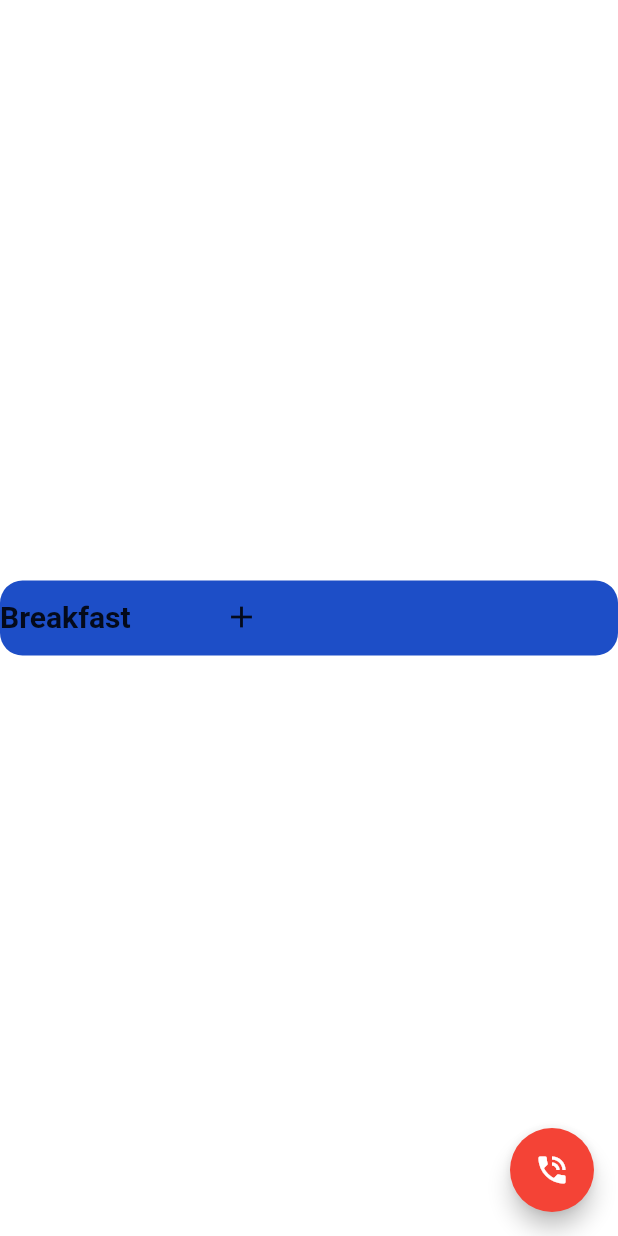
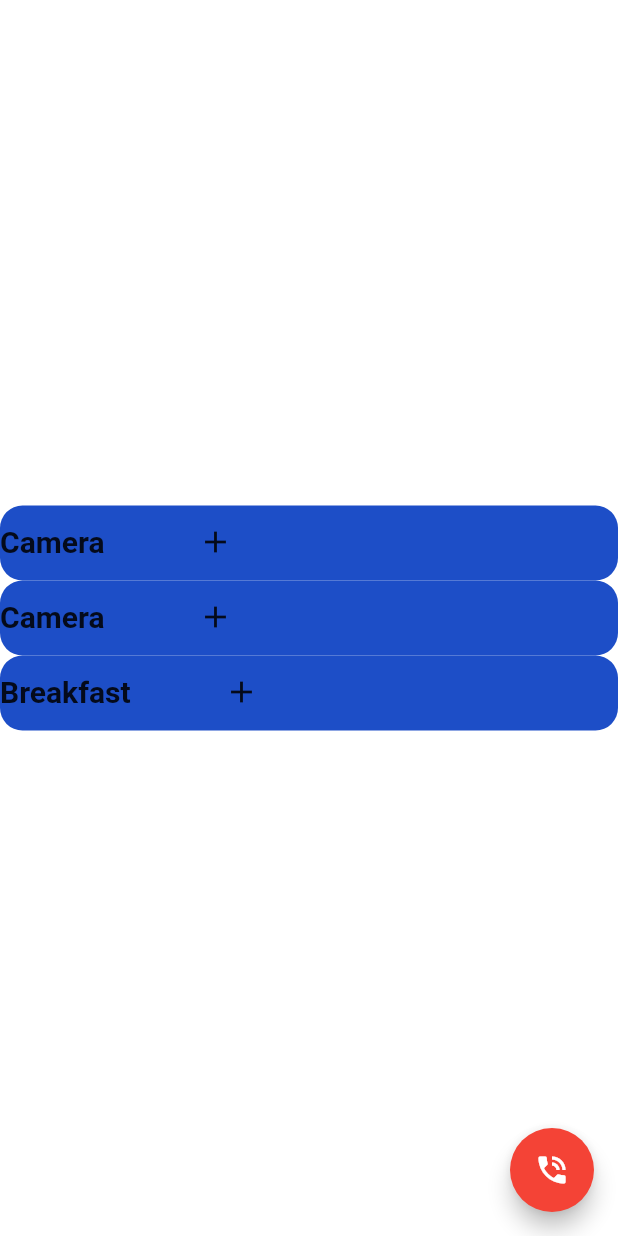
Before and after one commit to AadumKhor/HealthPal, a Flutter app: the screen it shows after launch, on a phone screen of 412 x 824 dp. Run offline on Flutter 3.47's test engine with Material 2 defaults, Android fonts, the phone set to English and light mode, and no system bars; missing offline and left inert: flutter_sparkline.

Commit message:
Addeed 3 more

```diff
--- a/lib/Screens/camera_upload.dart
+++ b/lib/Screens/camera_upload.dart
@@ -10,7 +10,11 @@ class _CameraUploadState extends State<CameraUpload> {
   Widget build(BuildContext context) {
     return Scaffold(
       backgroundColor: Colors.white,
-
+      floatingActionButton: FloatingActionButton(
+        onPressed: (){},
+        elevation: 10.0,
+        child: Icon(Icons.camera),
+      ),
     );
   }
 }
--- a/lib/Screens/homescreen.dart
+++ b/lib/Screens/homescreen.dart
@@ -29,6 +29,70 @@ class _HomeScreenState extends State<HomeScreen> with SingleTickerProviderStateM
         mainAxisAlignment: MainAxisAlignment.center,
         children: <Widget>[
           AnimatedContainer(
+            decoration: BoxDecoration(
+                borderRadius: BorderRadius.circular(15), color: color),
+            duration: Duration(milliseconds: 100),
+            height: height,
+            child: Container(
+              child: Column(
+                children: <Widget>[
+                  Row(
+                    children: <Widget>[
+                      Text('Camera',
+                          style: TextStyle(
+                              fontWeight: FontWeight.bold, fontSize: 20)),
+                      SizedBox(width: 50),
+                      IconButton(
+                        icon: Icon(Icons.add),
+                        onPressed: () {
+                          color = Colors.indigo[300];
+                          height = 70;
+                          icon = Icon(Icons.arrow_downward);
+                          show = 0;
+                          setState(() {
+                            show = 1;
+                          });
+                        },
+                      ),
+                    ],
+                  ),
+                  content()
+                ],
+              ),
+            )),
+             AnimatedContainer(
+            decoration: BoxDecoration(
+                borderRadius: BorderRadius.circular(15), color: color),
+            duration: Duration(milliseconds: 100),
+            height: height,
+            child: Container(
+              child: Column(
+                children: <Widget>[
+                  Row(
+                    children: <Widget>[
+                      Text('Camera',
+                          style: TextStyle(
+                              fontWeight: FontWeight.bold, fontSize: 20)),
+                      SizedBox(width: 50),
+                      IconButton(
+                        icon: Icon(Icons.add),
+                        onPressed: () {
+                          color = Colors.indigo[300];
+                          height = 70;
+                          icon = Icon(Icons.arrow_downward);
+                          show = 0;
+                          setState(() {
+                            show = 1;
+                          });
+                        },
+                      ),
+                    ],
+                  ),
+                  content()
+                ],
+              ),
+            )),
+             AnimatedContainer(
             decoration: BoxDecoration(
                 borderRadius: BorderRadius.circular(15), color: color),
             duration: Duration(milliseconds: 100),
```
